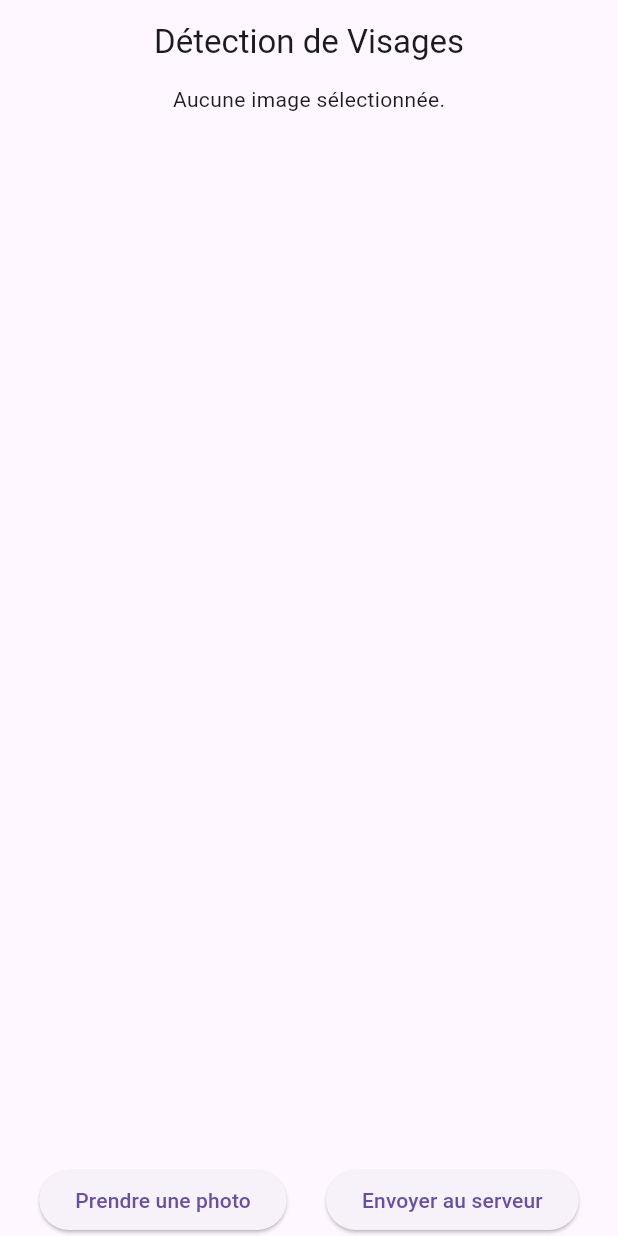
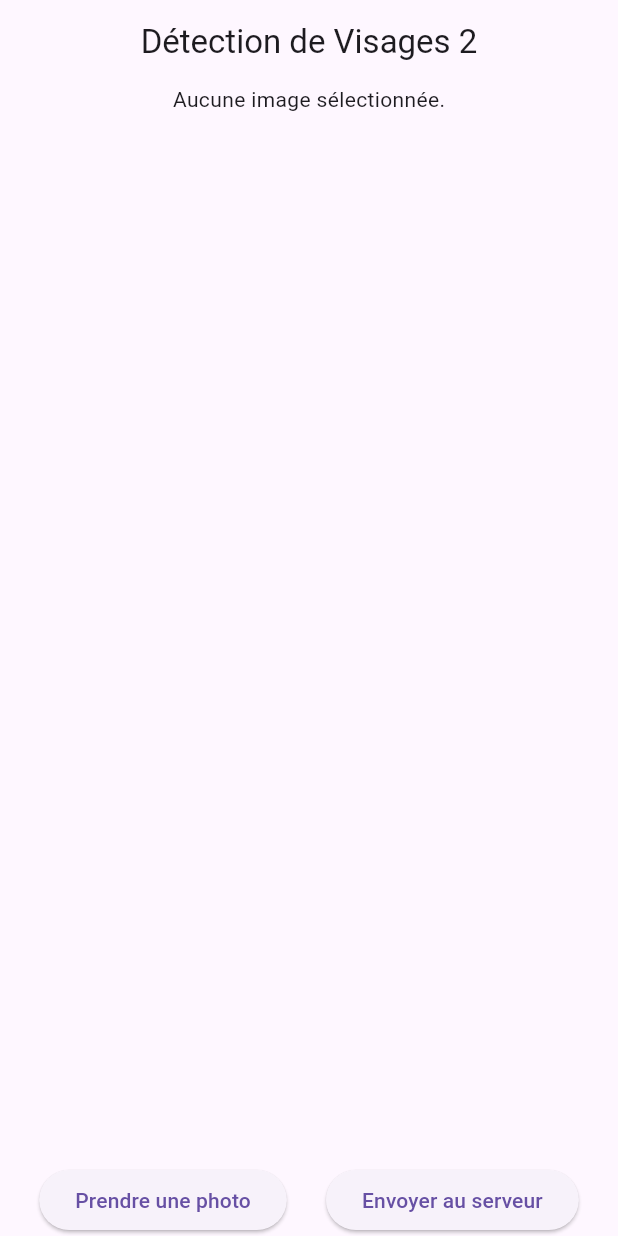
Before and after one commit to hichamDao/student_accept, a Flutter app: the screen it shows after launch, on a phone screen of 412 x 824 dp. Run offline on Flutter 3.47's test engine with Material 3 defaults, Android fonts, the phone set to English and light mode, and no system bars; our stand-ins replace image_picker.

Commit message:
Mise à jour

```diff
--- a/lib/main.dart
+++ b/lib/main.dart
@@ -123,7 +123,7 @@ class _PredictPageState extends State<PredictPage> {
   Widget build(BuildContext context) {
     return Scaffold(
       appBar: AppBar(
-        title: Text("Détection de Visages"),
+        title: Text("Détection de Visages 2"),
         centerTitle: true,
       ),
       body: Center(
```
